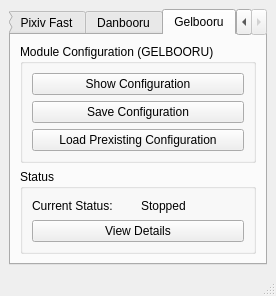
Above: UserInterface/Source/module_selection.ui from sqz269/BooruScraper before the change. Below: the same form after it.
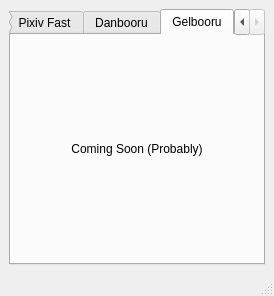
That is the form after the change. The open tabs and pages were chosen to show the change.

Commit message: added notice for the module that has no ui yet, and renamed original as module_selection_full_future.ui

```diff
--- a/UserInterface/Source/module_selection.ui
+++ b/UserInterface/Source/module_selection.ui
@@ -6,7 +6,7 @@
    <rect>
     <x>0</x>
     <y>0</y>
-    <width>276</width>
+    <width>274</width>
     <height>278</height>
    </rect>
   </property>
@@ -236,87 +236,13 @@
        </attribute>
        <layout class="QVBoxLayout" name="verticalLayout_7">
         <item>
-         <widget class="QGroupBox" name="gelbooru_config">
-          <property name="title">
-           <string>Module Configuration (GELBOORU)</string>
+         <widget class="QLabel" name="label_3">
+          <property name="text">
+           <string>Coming Soon (Probably)</string>
           </property>
-          <layout class="QGridLayout" name="gridLayout_14">
-           <item row="0" column="0">
-            <widget class="QPushButton" name="gelbooru_config_show">
-             <property name="sizePolicy">
-              <sizepolicy hsizetype="Minimum" vsizetype="Fixed">
-               <horstretch>0</horstretch>
-               <verstretch>0</verstretch>
-              </sizepolicy>
-             </property>
-             <property name="text">
-              <string>Show Configuration</string>
-             </property>
-            </widget>
-           </item>
-           <item row="1" column="0">
-            <widget class="QPushButton" name="gelbooru_config_save">
-             <property name="sizePolicy">
-              <sizepolicy hsizetype="Minimum" vsizetype="Fixed">
-               <horstretch>0</horstretch>
-               <verstretch>0</verstretch>
-              </sizepolicy>
-             </property>
-             <property name="text">
-              <string>Save Configuration</string>
-             </property>
-            </widget>
-           </item>
-           <item row="2" column="0">
-            <widget class="QPushButton" name="gelbooru_config_load">
-             <property name="sizePolicy">
-              <sizepolicy hsizetype="Minimum" vsizetype="Fixed">
-               <horstretch>0</horstretch>
-               <verstretch>0</verstretch>
-              </sizepolicy>
-             </property>
-             <property name="text">
-              <string>Load Prexisting Configuration</string>
-             </property>
-            </widget>
-           </item>
-          </layout>
-         </widget>
-        </item>
-        <item>
-         <widget class="QGroupBox" name="gelbooru_status">
-          <property name="title">
-           <string>Status</string>
+          <property name="alignment">
+           <set>Qt::AlignCenter</set>
           </property>
-          <layout class="QGridLayout" name="gridLayout_15">
-           <item row="0" column="0">
-            <widget class="QLabel" name="gelbooru_status_current_l">
-             <property name="text">
-              <string>Current Status:</string>
-             </property>
-            </widget>
-           </item>
-           <item row="0" column="1">
-            <widget class="QLabel" name="gelbooru_status_current">
-             <property name="text">
-              <string>Stopped</string>
-             </property>
-            </widget>
-           </item>
-           <item row="1" column="0" colspan="2">
-            <widget class="QPushButton" name="gelbooru_status_show_detail">
-             <property name="sizePolicy">
-              <sizepolicy hsizetype="Minimum" vsizetype="Fixed">
-               <horstretch>0</horstretch>
-               <verstretch>0</verstretch>
-              </sizepolicy>
-             </property>
-             <property name="text">
-              <string>View Details</string>
-             </property>
-            </widget>
-           </item>
-          </layout>
          </widget>
         </item>
        </layout>
```
Left out of the diff: 120 changed lines with no effect on the pictures. The commit also changes 2 other files.
